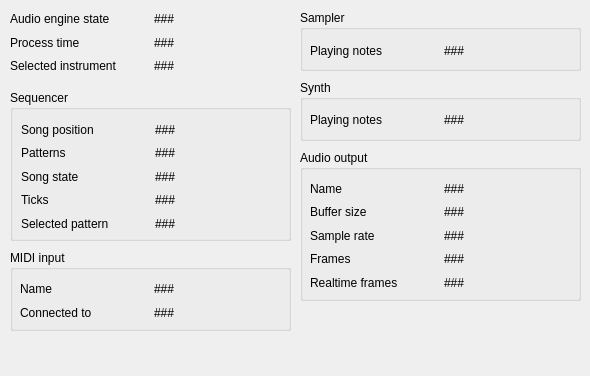
Above: src/gui/src/AudioEngineInfoForm_UI.ui from hydrogen-music/hydrogen before the change. Below: the same form after it.
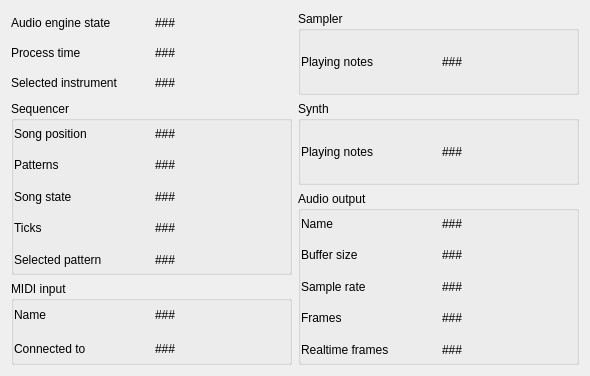
That is the form after the change.

```diff
--- a/src/gui/src/AudioEngineInfoForm_UI.ui
+++ b/src/gui/src/AudioEngineInfoForm_UI.ui
@@ -9,29 +9,10 @@
     <height>376</height>
    </rect>
   </property>
-  <widget class="QGroupBox" name="groupBox_2" >
-   <property name="geometry" >
-    <rect>
-     <x>300</x>
-     <y>80</y>
-     <width>281</width>
-     <height>61</height>
-    </rect>
-   </property>
-   <property name="title" >
-    <string>Synth</string>
-   </property>
-   <widget class="QWidget" name="layoutWidget_1" >
-    <property name="geometry" >
-     <rect>
-      <x>10</x>
-      <y>30</y>
-      <width>261</width>
-      <height>19</height>
-     </rect>
-    </property>
-    <layout class="QGridLayout" >
-     <property name="leftMargin" >
+  <layout class="QGridLayout" name="gridLayout">
+   <item row="0" column="0">
+    <layout class="QGridLayout">
+     <property name="leftMargin">
       <number>0</number>
      </property>
      <property name="topMargin" >
@@ -43,458 +24,464 @@
      <property name="bottomMargin" >
       <number>0</number>
      </property>
-     <property name="horizontalSpacing" >
+     <property name="spacing">
       <number>6</number>
      </property>
-     <property name="verticalSpacing" >
-      <number>6</number>
-     </property>
-     <item row="0" column="1" >
-      <widget class="QLabel" name="synth_playingNotesLbl" >
-       <property name="text" >
-        <string>###</string>
-       </property>
-      </widget>
-     </item>
-     <item row="0" column="0" >
-      <widget class="QLabel" name="TextLabel5_3" >
-       <property name="text" >
-        <string>Playing notes</string>
-       </property>
-      </widget>
-     </item>
-    </layout>
-   </widget>
-  </widget>
-  <widget class="QGroupBox" name="groupBox_6" >
-   <property name="geometry" >
-    <rect>
-     <x>300</x>
-     <y>10</y>
-     <width>281</width>
-     <height>61</height>
-    </rect>
-   </property>
-   <property name="title" >
-    <string>Sampler</string>
-   </property>
-   <widget class="QWidget" name="layoutWidget_2" >
-    <property name="geometry" >
-     <rect>
-      <x>10</x>
-      <y>30</y>
-      <width>261</width>
-      <height>21</height>
-     </rect>
-    </property>
-    <layout class="QGridLayout" >
-     <property name="leftMargin" >
-      <number>0</number>
-     </property>
-     <property name="topMargin" >
-      <number>0</number>
-     </property>
-     <property name="rightMargin" >
-      <number>0</number>
-     </property>
-     <property name="bottomMargin" >
-      <number>0</number>
-     </property>
-     <property name="horizontalSpacing" >
-      <number>6</number>
-     </property>
-     <property name="verticalSpacing" >
-      <number>6</number>
-     </property>
-     <item row="0" column="1" >
-      <widget class="QLabel" name="sampler_playingNotesLbl" >
-       <property name="text" >
-        <string>###</string>
-       </property>
-      </widget>
-     </item>
-     <item row="0" column="0" >
-      <widget class="QLabel" name="TextLabel5_2" >
-       <property name="text" >
-        <string>Playing notes</string>
-       </property>
-      </widget>
-     </item>
-    </layout>
-   </widget>
-  </widget>
-  <widget class="QWidget" name="layoutWidget_3" >
-   <property name="geometry" >
-    <rect>
-     <x>10</x>
-     <y>10</y>
-     <width>281</width>
-     <height>65</height>
-    </rect>
-   </property>
-   <layout class="QGridLayout" >
-    <property name="leftMargin" >
-     <number>0</number>
-    </property>
-    <property name="topMargin" >
-     <number>0</number>
-    </property>
-    <property name="rightMargin" >
-     <number>0</number>
-    </property>
-    <property name="bottomMargin" >
-     <number>0</number>
-    </property>
-    <property name="horizontalSpacing" >
-     <number>6</number>
-    </property>
-    <property name="verticalSpacing" >
-     <number>6</number>
-    </property>
-    <item row="2" column="0" >
-     <widget class="QLabel" name="ticktextLabel1_3_2_2_2" >
-      <property name="text" >
+     <item row="2" column="0">
+      <widget class="QLabel" name="ticktextLabel1_3_2_2_2">
+       <property name="text">
        <string>Selected instrument</string>
       </property>
      </widget>
     </item>
-    <item row="0" column="0" >
-     <widget class="QLabel" name="TextLabel1" >
-      <property name="text" >
+     <item row="0" column="0">
+      <widget class="QLabel" name="TextLabel1">
+       <property name="text">
        <string>Audio engine state</string>
       </property>
      </widget>
     </item>
-    <item row="1" column="1" >
-     <widget class="QLabel" name="processTimeLbl" >
-      <property name="text" >
+     <item row="1" column="1">
+      <widget class="QLabel" name="processTimeLbl">
+       <property name="minimumSize">
+        <size>
+         <width>133</width>
+         <height>0</height>
+        </size>
+       </property>
+       <property name="text">
        <string>###</string>
       </property>
      </widget>
     </item>
-    <item row="2" column="1" >
-     <widget class="QLabel" name="m_pSelectedInstrLbl" >
-      <property name="text" >
+     <item row="2" column="1">
+      <widget class="QLabel" name="m_pSelectedInstrLbl">
+       <property name="text">
        <string>###</string>
       </property>
      </widget>
     </item>
-    <item row="0" column="1" >
-     <widget class="QLabel" name="engineStateLbl" >
-      <property name="text" >
+     <item row="0" column="1">
+      <widget class="QLabel" name="engineStateLbl">
+       <property name="text">
        <string>###</string>
       </property>
      </widget>
     </item>
-    <item row="1" column="0" >
-     <widget class="QLabel" name="TextLabel7" >
-      <property name="text" >
+     <item row="1" column="0">
+      <widget class="QLabel" name="TextLabel7">
+       <property name="text">
        <string>Process time</string>
       </property>
      </widget>
     </item>
    </layout>
-  </widget>
-  <widget class="QGroupBox" name="groupBox_3" >
-   <property name="geometry" >
-    <rect>
-     <x>10</x>
-     <y>90</y>
-     <width>281</width>
-     <height>151</height>
-    </rect>
-   </property>
-   <property name="title" >
+   </item>
+   <item row="0" column="1">
+    <widget class="QGroupBox" name="groupBox_6">
+     <property name="title">
+      <string>Sampler</string>
+     </property>
+     <layout class="QGridLayout" name="gridLayout_6">
+      <property name="leftMargin">
+       <number>0</number>
+      </property>
+      <property name="topMargin">
+       <number>0</number>
+      </property>
+      <property name="rightMargin">
+       <number>0</number>
+      </property>
+      <property name="bottomMargin">
+       <number>0</number>
+      </property>
+      <item row="0" column="0">
+       <layout class="QGridLayout">
+        <property name="leftMargin">
+         <number>0</number>
+        </property>
+        <property name="topMargin">
+         <number>0</number>
+        </property>
+        <property name="rightMargin">
+         <number>0</number>
+        </property>
+        <property name="bottomMargin">
+         <number>0</number>
+        </property>
+        <property name="spacing">
+         <number>6</number>
+        </property>
+        <item row="0" column="1">
+         <widget class="QLabel" name="sampler_playingNotesLbl">
+          <property name="text">
+           <string>###</string>
+          </property>
+         </widget>
+        </item>
+        <item row="0" column="0">
+         <widget class="QLabel" name="TextLabel5_2">
+          <property name="text">
+           <string>Playing notes</string>
+          </property>
+         </widget>
+        </item>
+       </layout>
+      </item>
+     </layout>
+    </widget>
+   </item>
+   <item row="1" column="0" rowspan="2">
+    <widget class="QGroupBox" name="groupBox_3">
+     <property name="title">
     <string>Sequencer</string>
    </property>
-   <widget class="QWidget" name="layoutWidget_4" >
-    <property name="geometry" >
-     <rect>
-      <x>11</x>
-      <y>31</y>
-      <width>261</width>
-      <height>111</height>
-     </rect>
-    </property>
-    <layout class="QGridLayout" >
-     <property name="leftMargin" >
+     <layout class="QGridLayout" name="gridLayout_3">
+      <property name="leftMargin">
+       <number>0</number>
+      </property>
+      <property name="topMargin">
       <number>0</number>
      </property>
-     <property name="topMargin" >
+      <property name="rightMargin">
       <number>0</number>
      </property>
-     <property name="rightMargin" >
+      <property name="bottomMargin">
       <number>0</number>
      </property>
-     <property name="bottomMargin" >
+      <item row="0" column="0">
+       <layout class="QGridLayout">
+        <property name="leftMargin">
       <number>0</number>
      </property>
-     <property name="horizontalSpacing" >
-      <number>6</number>
-     </property>
-     <property name="verticalSpacing" >
+        <property name="topMargin">
+         <number>0</number>
+        </property>
+        <property name="rightMargin">
+         <number>0</number>
+        </property>
+        <property name="bottomMargin">
+         <number>0</number>
+        </property>
+        <property name="spacing">
       <number>6</number>
      </property>
-     <item row="2" column="1" >
-      <widget class="QLabel" name="songStateLbl" >
-       <property name="text" >
+        <item row="2" column="1">
+         <widget class="QLabel" name="songStateLbl">
+          <property name="text">
         <string>###</string>
        </property>
       </widget>
      </item>
-     <item row="4" column="1" >
-      <widget class="QLabel" name="selectedPatLbl" >
-       <property name="text" >
+        <item row="4" column="1">
+         <widget class="QLabel" name="selectedPatLbl">
+          <property name="text">
         <string>###</string>
        </property>
       </widget>
      </item>
-     <item row="2" column="0" >
-      <widget class="QLabel" name="textLabel1_3" >
-       <property name="text" >
+        <item row="2" column="0">
+         <widget class="QLabel" name="textLabel1_3">
+          <property name="text">
         <string>Song state</string>
        </property>
       </widget>
      </item>
-     <item row="4" column="0" >
-      <widget class="QLabel" name="ticktextLabel1_3_2_2" >
-       <property name="text" >
+        <item row="4" column="0">
+         <widget class="QLabel" name="ticktextLabel1_3_2_2">
+          <property name="text">
         <string>Selected pattern</string>
        </property>
       </widget>
      </item>
-     <item row="0" column="0" >
-      <widget class="QLabel" name="TextLabel1_2_2" >
-       <property name="text" >
+        <item row="0" column="0">
+         <widget class="QLabel" name="TextLabel1_2_2">
+          <property name="text">
         <string>Song position</string>
        </property>
       </widget>
      </item>
-     <item row="1" column="0" >
-      <widget class="QLabel" name="TextLabel1_2" >
-       <property name="text" >
+        <item row="1" column="0">
+         <widget class="QLabel" name="TextLabel1_2">
+          <property name="text">
         <string>Patterns</string>
        </property>
       </widget>
      </item>
-     <item row="0" column="1" >
-      <widget class="QLabel" name="m_pSongPositionLbl" >
-       <property name="text" >
+        <item row="0" column="1">
+         <widget class="QLabel" name="m_pSongPositionLbl">
+          <property name="text">
         <string>###</string>
        </property>
       </widget>
      </item>
-     <item row="3" column="1" >
-      <widget class="QLabel" name="nTicksLbl" >
-       <property name="text" >
+        <item row="3" column="1">
+         <widget class="QLabel" name="nTicksLbl">
+          <property name="text">
         <string>###</string>
        </property>
       </widget>
      </item>
-     <item row="1" column="1" >
-      <widget class="QLabel" name="currentPatternLbl" >
-       <property name="text" >
+        <item row="1" column="1">
+         <widget class="QLabel" name="currentPatternLbl">
+          <property name="text">
         <string>###</string>
        </property>
       </widget>
      </item>
-     <item row="3" column="0" >
-      <widget class="QLabel" name="ticktextLabel1_3_2" >
-       <property name="text" >
+        <item row="3" column="0">
+         <widget class="QLabel" name="ticktextLabel1_3_2">
+          <property name="text">
         <string>Ticks</string>
        </property>
       </widget>
      </item>
     </layout>
-   </widget>
-  </widget>
-  <widget class="QGroupBox" name="groupBox_5" >
-   <property name="geometry" >
-    <rect>
-     <x>10</x>
-     <y>250</y>
-     <width>281</width>
-     <height>81</height>
-    </rect>
-   </property>
-   <property name="title" >
-    <string>MIDI input</string>
-   </property>
-   <widget class="QWidget" name="layoutWidget_5" >
-    <property name="geometry" >
-     <rect>
-      <x>10</x>
-      <y>30</y>
-      <width>261</width>
-      <height>42</height>
-     </rect>
-    </property>
-    <layout class="QGridLayout" >
-     <property name="leftMargin" >
+      </item>
+     </layout>
+    </widget>
+   </item>
+   <item row="1" column="1">
+    <widget class="QGroupBox" name="groupBox_2">
+     <property name="title">
+      <string>Synth</string>
+     </property>
+     <layout class="QGridLayout" name="gridLayout_2">
+      <property name="leftMargin">
+       <number>0</number>
+      </property>
+      <property name="topMargin">
+       <number>0</number>
+      </property>
+      <property name="rightMargin">
       <number>0</number>
      </property>
-     <property name="topMargin" >
+      <property name="bottomMargin">
       <number>0</number>
      </property>
-     <property name="rightMargin" >
+      <item row="0" column="0">
+       <layout class="QGridLayout">
+        <property name="leftMargin">
       <number>0</number>
      </property>
      <property name="bottomMargin" >
       <number>0</number>
      </property>
-     <property name="horizontalSpacing" >
-      <number>6</number>
-     </property>
-     <property name="verticalSpacing" >
+        <property name="rightMargin">
+         <number>0</number>
+        </property>
+        <property name="bottomMargin">
+         <number>0</number>
+        </property>
+        <property name="spacing">
       <number>6</number>
      </property>
-     <item row="0" column="1" >
-      <widget class="QLabel" name="midiDriverName" >
-       <property name="text" >
+        <item row="0" column="1">
+         <widget class="QLabel" name="synth_playingNotesLbl">
+          <property name="text">
         <string>###</string>
        </property>
       </widget>
      </item>
-     <item row="1" column="1" >
-      <widget class="QLabel" name="m_pMidiDeviceName" >
-       <property name="text" >
-        <string>###</string>
+        <item row="0" column="0">
+         <widget class="QLabel" name="TextLabel5_3">
+          <property name="text">
+           <string>Playing notes</string>
        </property>
       </widget>
      </item>
-     <item row="1" column="0" >
-      <widget class="QLabel" name="textLabel1_5" >
-       <property name="text" >
-        <string>Connected to</string>
-       </property>
-      </widget>
-     </item>
-     <item row="0" column="0" >
-      <widget class="QLabel" name="TextLabel3" >
-       <property name="text" >
-        <string>Name</string>
-       </property>
-      </widget>
-     </item>
-    </layout>
-   </widget>
-  </widget>
-  <widget class="QGroupBox" name="groupBox_4" >
-   <property name="geometry" >
-    <rect>
-     <x>300</x>
-     <y>150</y>
-     <width>281</width>
-     <height>151</height>
-    </rect>
-   </property>
-   <property name="title" >
+       </layout>
+      </item>
+     </layout>
+    </widget>
+   </item>
+   <item row="2" column="1" rowspan="2">
+    <widget class="QGroupBox" name="groupBox_4">
+     <property name="title">
     <string>Audio output</string>
    </property>
-   <widget class="QWidget" name="layoutWidget_6" >
-    <property name="geometry" >
-     <rect>
-      <x>10</x>
-      <y>30</y>
-      <width>261</width>
-      <height>111</height>
-     </rect>
-    </property>
-    <layout class="QGridLayout" >
-     <property name="leftMargin" >
+     <layout class="QGridLayout" name="gridLayout_4">
+      <property name="leftMargin">
+       <number>0</number>
+      </property>
+      <property name="topMargin">
       <number>0</number>
      </property>
-     <property name="topMargin" >
+      <property name="rightMargin">
       <number>0</number>
      </property>
-     <property name="rightMargin" >
+      <property name="bottomMargin">
       <number>0</number>
      </property>
-     <property name="bottomMargin" >
+      <item row="0" column="0">
+       <layout class="QGridLayout">
+        <property name="leftMargin">
       <number>0</number>
      </property>
-     <property name="horizontalSpacing" >
-      <number>6</number>
-     </property>
-     <property name="verticalSpacing" >
+        <property name="topMargin">
+         <number>0</number>
+        </property>
+        <property name="rightMargin">
+         <number>0</number>
+        </property>
+        <property name="bottomMargin">
+         <number>0</number>
+        </property>
+        <property name="spacing">
       <number>6</number>
      </property>
-     <item row="2" column="1" >
-      <widget class="QLabel" name="sampleRateLbl" >
-       <property name="text" >
+        <item row="2" column="1">
+         <widget class="QLabel" name="sampleRateLbl">
+          <property name="text">
         <string>###</string>
        </property>
       </widget>
      </item>
-     <item row="4" column="0" >
-      <widget class="QLabel" name="textLabel1_3_3" >
-       <property name="text" >
+        <item row="4" column="0">
+         <widget class="QLabel" name="textLabel1_3_3">
+          <property name="text">
         <string>Realtime frames</string>
        </property>
       </widget>
      </item>
-     <item row="1" column="0" >
-      <widget class="QLabel" name="textLabel1_2" >
-       <property name="text" >
+        <item row="1" column="0">
+         <widget class="QLabel" name="textLabel1_2">
+          <property name="text">
         <string>Buffer size</string>
        </property>
       </widget>
      </item>
-     <item row="1" column="1" >
-      <widget class="QLabel" name="bufferSizeLbl" >
-       <property name="text" >
+        <item row="1" column="1">
+         <widget class="QLabel" name="bufferSizeLbl">
+          <property name="text">
         <string>###</string>
        </property>
       </widget>
      </item>
-     <item row="4" column="1" >
-      <widget class="QLabel" name="nRealtimeFramesLbl" >
-       <property name="text" >
+        <item row="4" column="1">
+         <widget class="QLabel" name="nRealtimeFramesLbl">
+          <property name="text">
         <string>###</string>
        </property>
       </widget>
      </item>
-     <item row="3" column="1" >
-      <widget class="QLabel" name="nFramesLbl" >
-       <property name="text" >
+        <item row="3" column="1">
+         <widget class="QLabel" name="nFramesLbl">
+          <property name="minimumSize">
+           <size>
+            <width>130</width>
+            <height>0</height>
+           </size>
+          </property>
+          <property name="text">
         <string>###</string>
        </property>
       </widget>
      </item>
-     <item row="2" column="0" >
-      <widget class="QLabel" name="textLabel1_4" >
-       <property name="text" >
+        <item row="2" column="0">
+         <widget class="QLabel" name="textLabel1_4">
+          <property name="text">
         <string>Sample rate</string>
        </property>
       </widget>
      </item>
-     <item row="0" column="0" >
-      <widget class="QLabel" name="textLabel1" >
-       <property name="text" >
+        <item row="0" column="0">
+         <widget class="QLabel" name="textLabel1">
+          <property name="text">
         <string>Name</string>
        </property>
       </widget>
      </item>
-     <item row="0" column="1" >
-      <widget class="QLabel" name="driverLbl" >
-       <property name="text" >
+        <item row="0" column="1">
+         <widget class="QLabel" name="driverLbl">
+          <property name="text">
         <string>###</string>
        </property>
       </widget>
      </item>
-     <item row="3" column="0" >
-      <widget class="QLabel" name="textLabel1_3_2" >
-       <property name="text" >
+        <item row="3" column="0">
+         <widget class="QLabel" name="textLabel1_3_2">
+          <property name="text">
         <string>Frames</string>
        </property>
       </widget>
      </item>
     </layout>
-   </widget>
-  </widget>
- </widget>
- <layoutdefault spacing="6" margin="11" />
- <includes/>
+      </item>
+     </layout>
+    </widget>
+   </item>
+   <item row="3" column="0">
+    <widget class="QGroupBox" name="groupBox_5">
+     <property name="title">
+      <string>MIDI input</string>
+     </property>
+     <layout class="QGridLayout" name="gridLayout_5">
+      <property name="leftMargin">
+       <number>0</number>
+      </property>
+      <property name="topMargin">
+       <number>0</number>
+      </property>
+      <property name="rightMargin">
+       <number>0</number>
+      </property>
+      <property name="bottomMargin">
+       <number>0</number>
+      </property>
+      <item row="0" column="0">
+       <layout class="QGridLayout">
+        <property name="leftMargin">
+         <number>0</number>
+        </property>
+        <property name="topMargin">
+         <number>0</number>
+        </property>
+        <property name="rightMargin">
+         <number>0</number>
+        </property>
+        <property name="bottomMargin">
+         <number>0</number>
+        </property>
+        <property name="spacing">
+         <number>6</number>
+        </property>
+        <item row="0" column="1">
+         <widget class="QLabel" name="midiDriverName">
+          <property name="text">
+           <string>###</string>
+          </property>
+         </widget>
+        </item>
+        <item row="1" column="1">
+         <widget class="QLabel" name="m_pMidiDeviceName">
+          <property name="text">
+           <string>###</string>
+          </property>
+         </widget>
+        </item>
+        <item row="1" column="0">
+         <widget class="QLabel" name="textLabel1_5">
+          <property name="text">
+           <string>Connected to</string>
+          </property>
+         </widget>
+        </item>
+        <item row="0" column="0">
+         <widget class="QLabel" name="TextLabel3">
+          <property name="text">
+           <string>Name</string>
+          </property>
+         </widget>
+        </item>
+       </layout>
+      </item>
+     </layout>
+    </widget>
+   </item>
+  </layout>
+ </widget>
+ <layoutdefault spacing="6" margin="11"/>
  <resources/>
  <connections/>
 </ui>
```
Left out of the diff: 15 changed lines with no effect on the pictures. Lines whose indentation alone changed are shown as unchanged.
